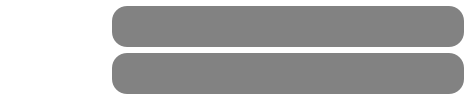
Before: the Qt Designer form Chat-Application/contactwidget.ui in verina101/Chat-Application, drawn with Qt 5.
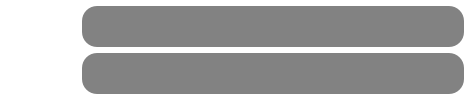
After: the same form once the commit is applied.

What changed in the file:
```diff
--- a/Chat-Application/contactwidget.ui
+++ b/Chat-Application/contactwidget.ui
@@ -33,14 +33,14 @@
     <widget class="QLabel" name="Picture">
      <property name="minimumSize">
       <size>
-       <width>100</width>
-       <height>0</height>
+       <width>70</width>
+       <height>70</height>
       </size>
      </property>
      <property name="maximumSize">
       <size>
-       <width>100</width>
-       <height>97</height>
+       <width>70</width>
+       <height>70</height>
       </size>
      </property>
      <property name="styleSheet">
```
